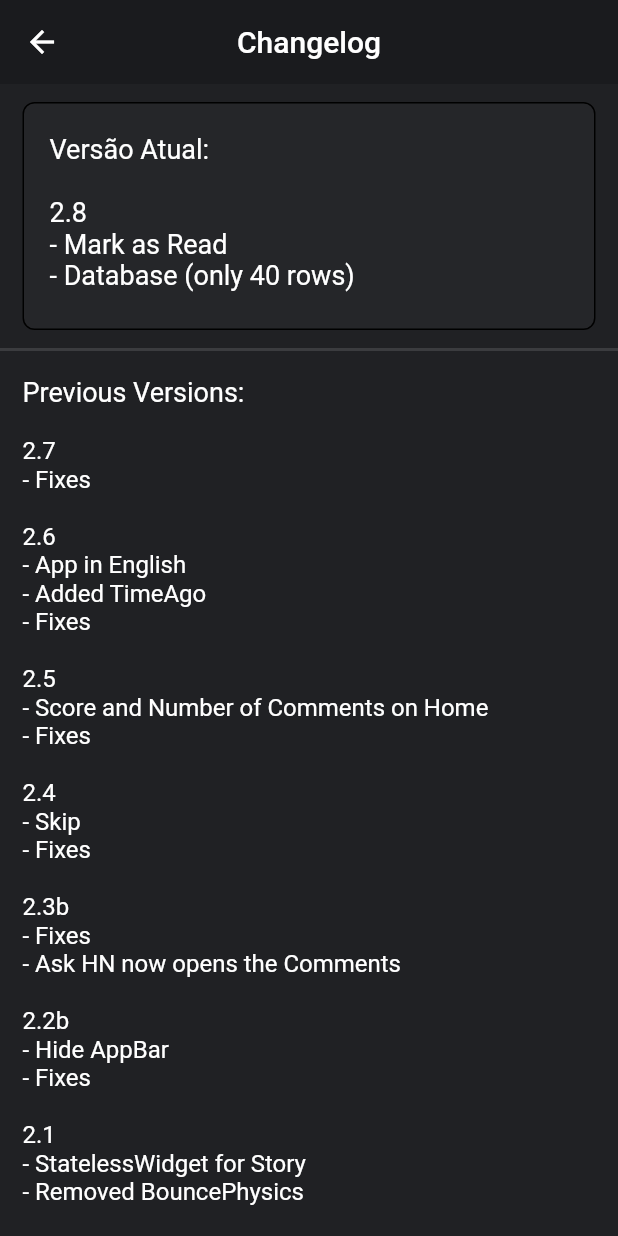
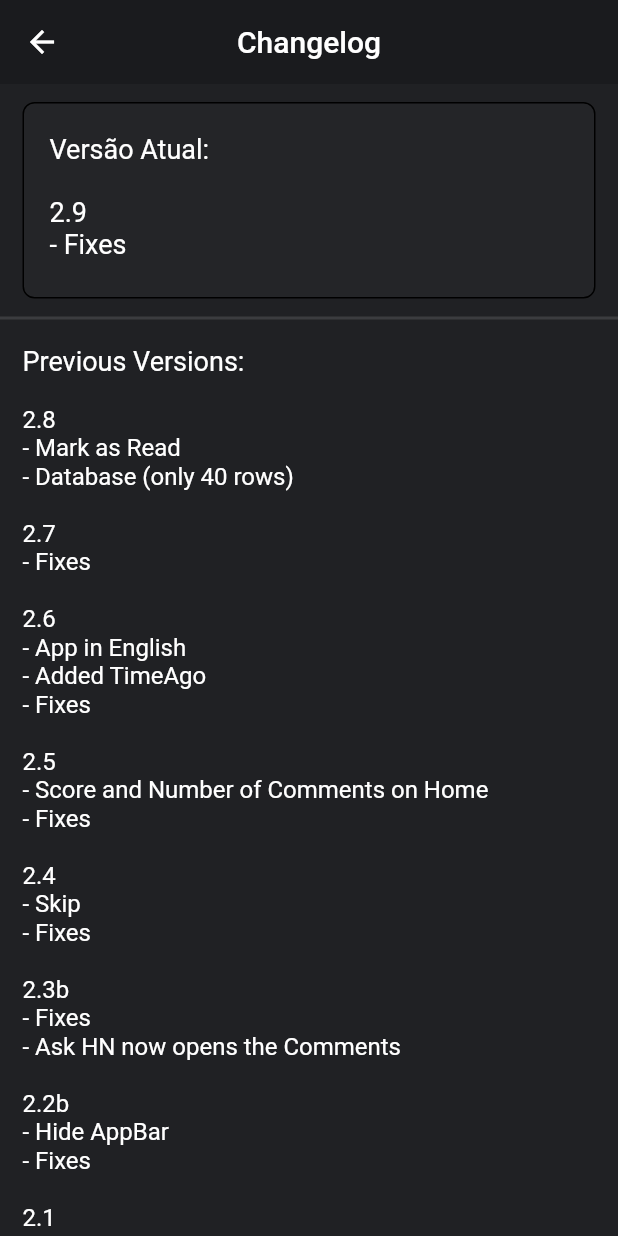
Before and after one commit to Fschmatz/hackernewsfschmtz, a Flutter app: the Changelog screen opened directly, on a phone screen of 412 x 824 dp. Run offline on Flutter 3.47's test engine with Material 2 defaults, Android fonts, the phone set to English and light mode, and no system bars; our stand-ins replace lazy_load_scrollview, share, shared_preferences, skeleton_text, sqflite, timeago; missing offline and left inert: flutter_web_browser, scroll_app_bar; accounts and stored records are empty; network calls fail.

Commit message:
Update 2.9

```diff
--- a/lib/pages/home.dart
+++ b/lib/pages/home.dart
@@ -138,7 +138,7 @@ class _HomeState extends State<Home> {
   }
 
   //Chrome Tabs
-  _launchBrowser(String url) async {
+  _launchBrowser(String url){
     FlutterWebBrowser.openWebPage(
       url: url,
       customTabsOptions: CustomTabsOptions(
@@ -237,7 +237,7 @@ class _HomeState extends State<Home> {
                       refresh: refresh,
                       contador: index,
                       launchBrowser: _launchBrowser,
-                      markRead: _markRead, //['idTopStory']
+                      markRead: _markRead,
                       lido: listaIdsLidos.contains(_stories[index].storyId) ? true : false,
                       story: new Story(
                         storyId: _stories[index].storyId,
--- a/lib/pages/loading.dart
+++ b/lib/pages/loading.dart
@@ -12,7 +12,7 @@ class _LoadingState extends State<Loading> {
     return ListView.builder(
       scrollDirection: Axis.vertical,
       physics: NeverScrollableScrollPhysics(),
-      itemCount: 7,
+      itemCount: 6,
       itemBuilder: (BuildContext context, int index) {
         return Row(
           children: [
@@ -20,7 +20,8 @@ class _LoadingState extends State<Loading> {
               child: Column(
                 children: [
                   Container(
-                    padding: EdgeInsets.fromLTRB(18, 12, 18, 0),
+                    //padding: EdgeInsets.fromLTRB(18, 12, 18, 0),
+                    padding: EdgeInsets.fromLTRB(18, 15, 18, 10),
                     child: Column(
                       crossAxisAlignment: CrossAxisAlignment.stretch,
                       children: [
--- a/lib/util/theme.dart
+++ b/lib/util/theme.dart
@@ -26,7 +26,7 @@ import 'package:shared_preferences/shared_preferences.dart';
     scaffoldBackgroundColor: Color(0xFF202124),
 
     cardTheme: CardTheme(
-      color: Color(0xFF252629),
+      color: Color(0xFF242528),//0xFF252629
     ),
 
     dialogTheme: DialogTheme(
--- a/lib/util/versaoNomeChangelog.dart
+++ b/lib/util/versaoNomeChangelog.dart
@@ -1,7 +1,7 @@
 class versaoNomeChangelog{
 
   //se mudar o nome do App não esquecer de alterar, no manifesto
-  static String versaoApp = "2.8";
+  static String versaoApp = "2.9";
   static String nomeApp = "HackerNews Fschmtz";
 
   //1espaço acima, nenhum embaixo
@@ -9,12 +9,15 @@ class versaoNomeChangelog{
 
 Versão Atual:
 
+2.9
+- Fixes
+''';
+
+  static String changelogsAntigos = '''
+
 2.8
 - Mark as Read
 - Database (only 40 rows)
-''';
-
-  static String changelogsAntigos = '''
 
 2.7
 - Fixes
```
Also changed, not shown: lib/pages/containerInkStory.dart (+14 -9 lines), 21 other files.
